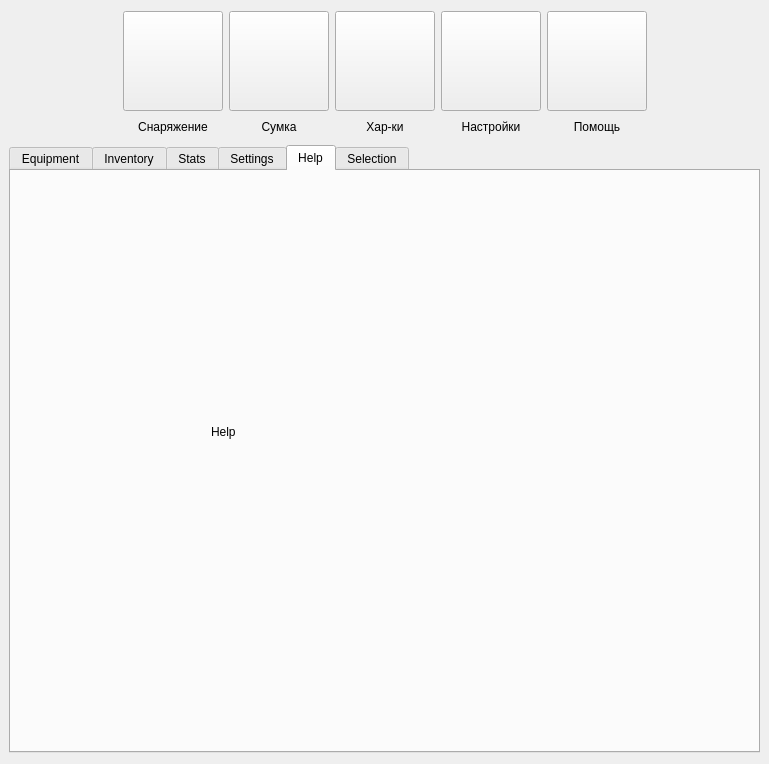
Qt form mainwindow.ui (lDeathlWhisperl/TLHoN_SE) before a commit.
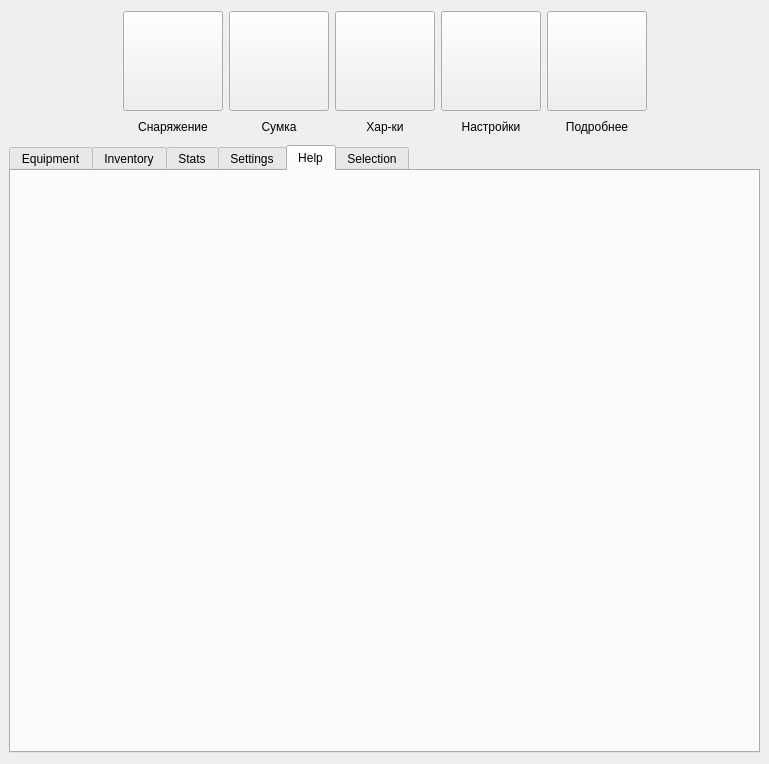
The same form after that commit. The open tabs and pages were chosen to show the change.

Diff of the .ui file:
```diff
--- a/mainwindow.ui
+++ b/mainwindow.ui
@@ -285,7 +285,7 @@
            </size>
           </property>
           <property name="text">
-           <string>Помощь</string>
+           <string>Подробнее</string>
           </property>
           <property name="alignment">
            <set>Qt::AlignmentFlag::AlignCenter</set>
@@ -395,19 +395,11 @@
        <attribute name="title">
         <string>Help</string>
        </attribute>
-       <widget class="QLabel" name="label_5">
-        <property name="geometry">
-         <rect>
-          <x>200</x>
-          <y>240</y>
-          <width>91</width>
-          <height>41</height>
-         </rect>
-        </property>
-        <property name="text">
-         <string>Help</string>
-        </property>
-       </widget>
+       <layout class="QVBoxLayout" name="verticalLayout_9">
+        <item>
+         <layout class="QVBoxLayout" name="vl_about_layout"/>
+        </item>
+       </layout>
       </widget>
       <widget class="QWidget" name="Selection">
        <attribute name="title">
```
Left out of the diff: 6 changed lines with no effect on the pictures.
